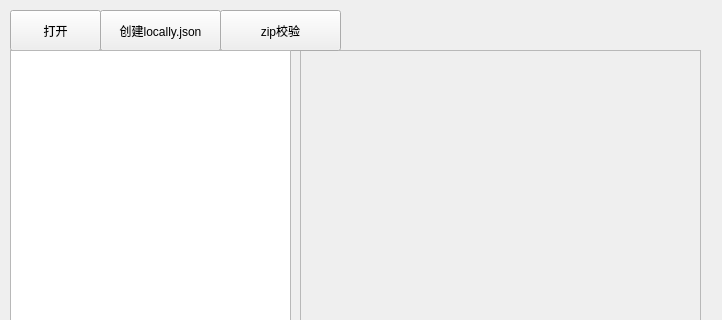
First picture: the form in main_editor.ui, repository pfzsteven/EFGui, before the edit; both pictures show x 0 to 722 and y 0 to 320 of the 722 by 640 pixel window.
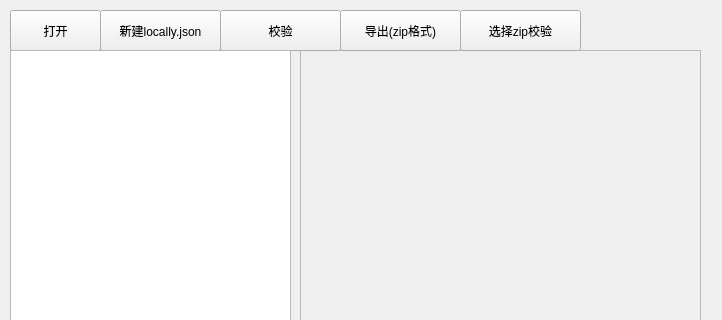
Second picture: the form after the edit.

Diff of the .ui file:
```diff
--- a/main_editor.ui
+++ b/main_editor.ui
@@ -62,7 +62,7 @@
     </rect>
    </property>
    <property name="text">
-    <string>创建locally.json</string>
+    <string>新建locally.json</string>
    </property>
    <property name="autoDefault">
     <bool>false</bool>
@@ -78,7 +78,7 @@
     </rect>
    </property>
    <property name="text">
-    <string>zip校验</string>
+    <string>校验</string>
    </property>
    <property name="autoDefault">
     <bool>false</bool>
@@ -94,6 +94,38 @@
     </rect>
    </property>
   </widget>
+  <widget class="QPushButton" name="btn_export_zip">
+   <property name="geometry">
+    <rect>
+     <x>340</x>
+     <y>10</y>
+     <width>121</width>
+     <height>41</height>
+    </rect>
+   </property>
+   <property name="text">
+    <string>导出(zip格式)</string>
+   </property>
+   <property name="autoDefault">
+    <bool>false</bool>
+   </property>
+  </widget>
+  <widget class="QPushButton" name="btn_select_zip_validate">
+   <property name="geometry">
+    <rect>
+     <x>460</x>
+     <y>10</y>
+     <width>121</width>
+     <height>41</height>
+    </rect>
+   </property>
+   <property name="text">
+    <string>选择zip校验</string>
+   </property>
+   <property name="autoDefault">
+    <bool>false</bool>
+   </property>
+  </widget>
  </widget>
  <resources/>
  <connections/>
```
Left out of the diff: 2 changed lines with no effect on the pictures.
